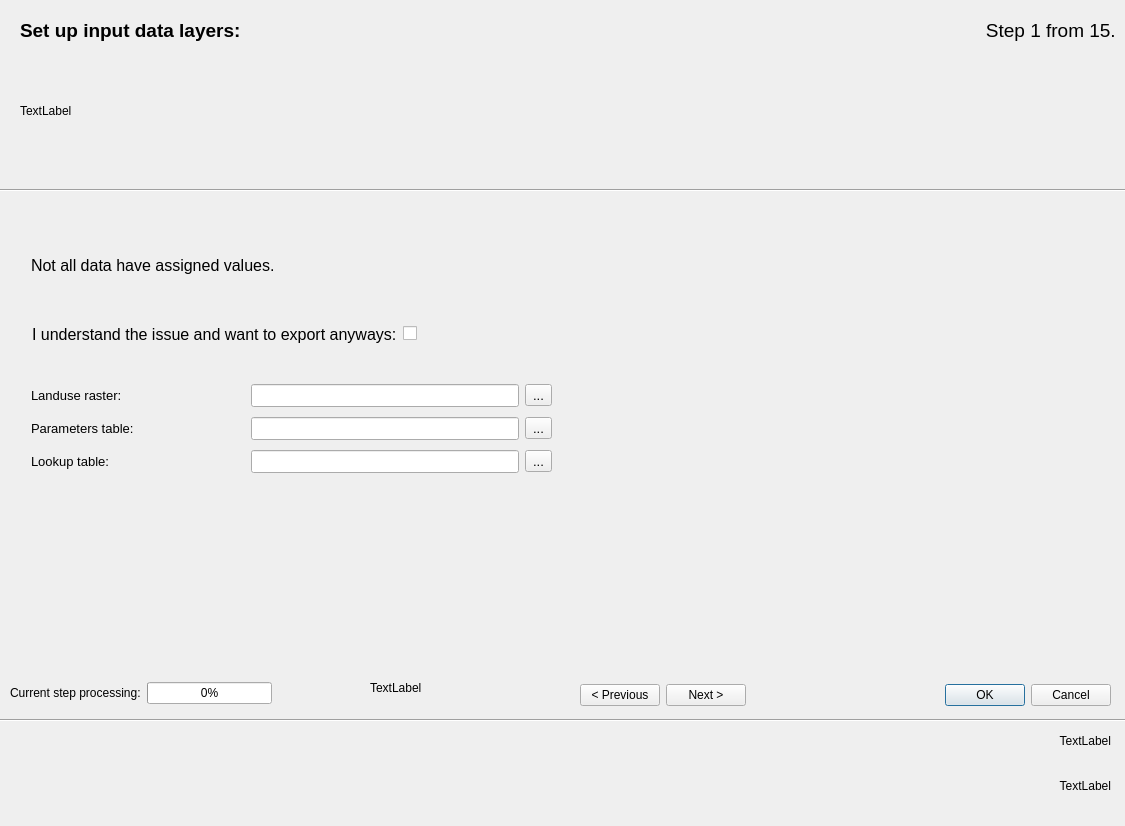
First picture: the form in ui/gui_tests_dialog_base.ui, repository JanCaha/Erosion-Data-Preparation-Plugin, before the edit.
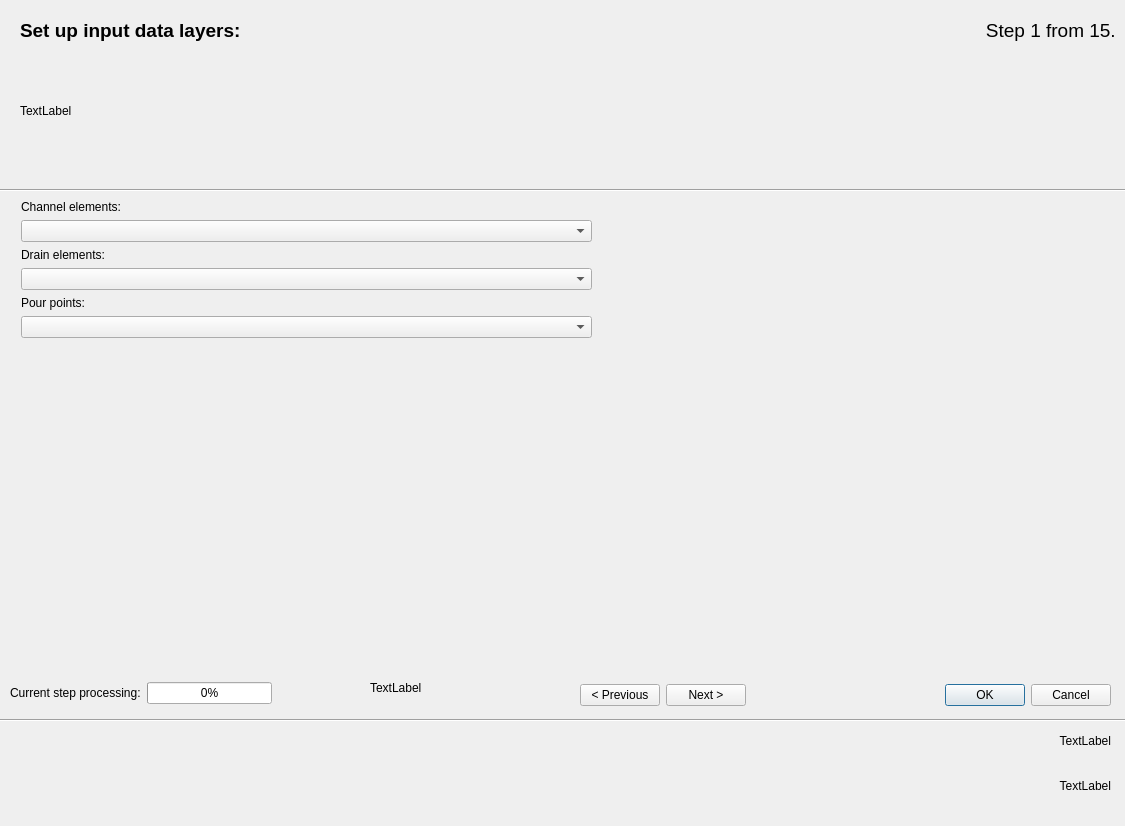
Second picture: the form after the edit. Custom widgets are drawn as their Qt base class.

The edit to the form file:
```diff
--- a/ui/gui_tests_dialog_base.ui
+++ b/ui/gui_tests_dialog_base.ui
@@ -404,6 +404,50 @@
      </property>
     </widget>
    </widget>
+   <widget class="QWidget" name="page_11">
+    <widget class="QWidget" name="layoutWidget_2">
+     <property name="geometry">
+      <rect>
+       <x>10</x>
+       <y>0</y>
+       <width>571</width>
+       <height>201</height>
+      </rect>
+     </property>
+     <layout class="QFormLayout" name="formLayout_5">
+      <item row="0" column="0">
+       <widget class="QLabel" name="label_channel_elements">
+        <property name="text">
+         <string>Channel elements:</string>
+        </property>
+       </widget>
+      </item>
+      <item row="1" column="0" colspan="2">
+       <widget class="QgsMapLayerComboBox" name="layer_channel_elements_cb"/>
+      </item>
+      <item row="2" column="0">
+       <widget class="QLabel" name="label_drain_elements">
+        <property name="text">
+         <string>Drain elements:</string>
+        </property>
+       </widget>
+      </item>
+      <item row="3" column="0" colspan="2">
+       <widget class="QgsMapLayerComboBox" name="layer_drain_elements_cb"/>
+      </item>
+      <item row="4" column="0">
+       <widget class="QLabel" name="label_pour_points">
+        <property name="text">
+         <string>Pour points:</string>
+        </property>
+       </widget>
+      </item>
+      <item row="5" column="0" colspan="2">
+       <widget class="QgsMapLayerComboBox" name="layer_pour_points_cb"/>
+      </item>
+     </layout>
+    </widget>
+   </widget>
    <widget class="QWidget" name="page_10">
     <widget class="QLabel" name="label_data_status">
      <property name="geometry">
```
Left out of the diff: 2 changed lines with no effect on the pictures.
